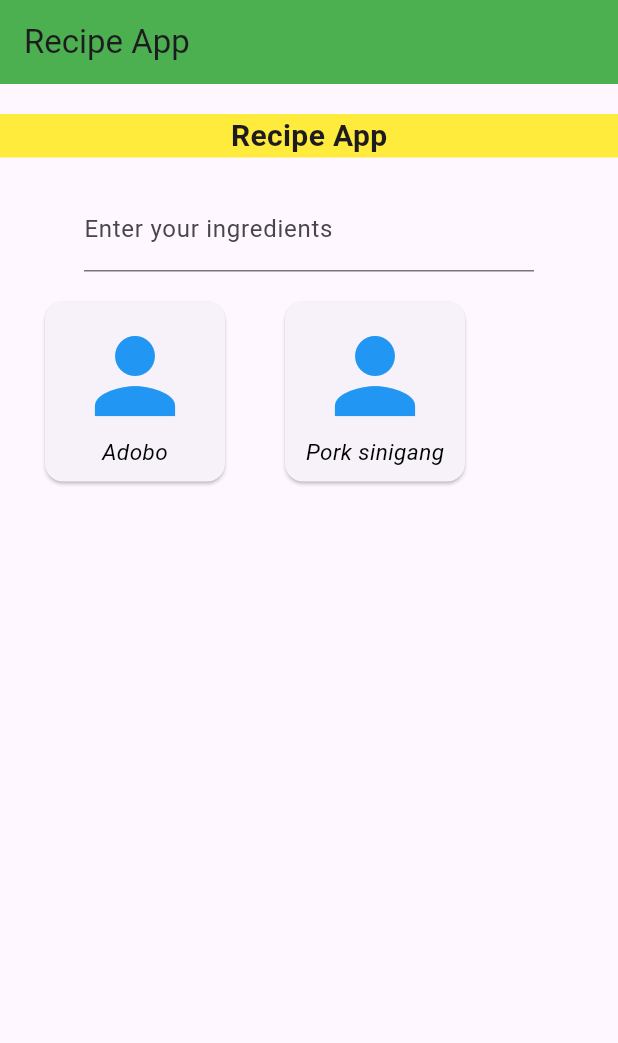
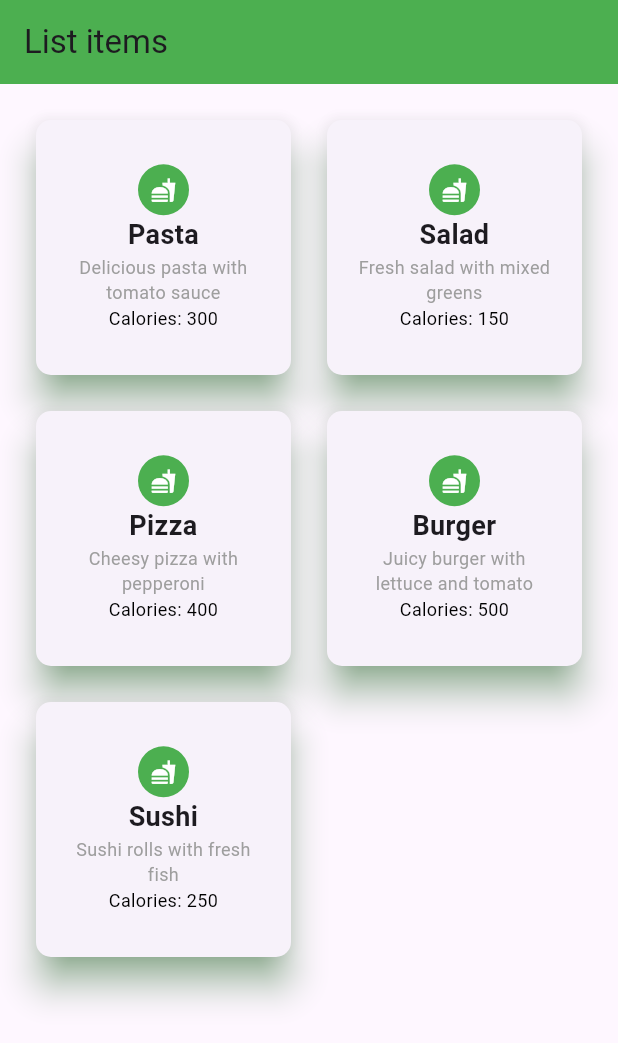
Before and after one commit to Yaksha69/RecipeMobileApp, a Flutter app: the screen it shows after launch, on a phone screen of 412 x 824 dp. Shown: the top 1043 px of the screen. Run offline on Flutter 3.47's test engine with Material 3 defaults, Android fonts, the phone set to English and light mode, and no system bars.

Commit message:
Dynamic List

```diff
--- a/lib/main.dart
+++ b/lib/main.dart
@@ -1,115 +1,13 @@
 import 'package:flutter/material.dart';
+
+
+import 'pages/dashboard.dart';
+import 'pages/list_item.dart';
 
 void main() {
   runApp(
     MaterialApp(
-      home: Profile(),
+      home: ListItem(),
     ),
   );
 }
-
-class Profile extends StatelessWidget {
-  const Profile({super.key});
-
-  @override
-  Widget build(BuildContext context) {
-    return Scaffold(
-      appBar: AppBar(
-        title: Text('Recipe App'),
-        backgroundColor: Colors.green,
-      ),
-      body: Column(
-        children: [
-          Container(
-            color: Colors.yellow,
-            margin: EdgeInsets.only(top: 20, bottom: 20),
-            child: Row(
-              mainAxisAlignment: MainAxisAlignment.center,
-              children: [
-                Text(
-                  'Recipe App',
-                  style: TextStyle(
-                    fontSize: 20,
-                    fontWeight: FontWeight.bold,
-                  ),
-                ),
-              ],
-            ),
-          ),
-          Container(
-            alignment: Alignment.center,
-            width: 300,
-            child: Column(
-              children: [
-                  TextFormField(
-                    decoration: const InputDecoration(
-                      border: UnderlineInputBorder(),
-                      labelText: 'Enter your ingredients',
-                    ),
-                  ),
-              ],
-            ),
-          ),
-          Container(
-            alignment: Alignment.topLeft,
-            margin: EdgeInsets.only(top: 10, left: 20),
-            child: Row(
-              crossAxisAlignment: CrossAxisAlignment.start,
-              children: [
-                Card(
-                  margin: const EdgeInsets.all(10),
-                  child: SizedBox(
-                    width: 120,
-                    height: 120,
-                    child: Column(
-                      mainAxisAlignment: MainAxisAlignment.center,
-                      children: [
-                        Icon(
-                          Icons.person,
-                          size: 80,
-                          color: Colors.blue,
-                        ),
-                        Text(
-                          'Adobo',
-                          style: TextStyle(
-                            fontSize: 15,
-                            fontStyle: FontStyle.italic,
-                            color: Colors.black,
-                          ),
-                        ),
-                      ],
-                    ),
-                  ),
-                ),
-                Card(
-                  margin: const EdgeInsets.fromLTRB(30, 10, 10, 10),
-                  child: SizedBox(
-                    width: 120,
-                    height: 120,
-                    child: Column(
-                      mainAxisAlignment: MainAxisAlignment.center,
-                      children: [
-                        Icon(Icons.person,
-                         size: 80,
-                          color: Colors.blue
-                        ),
-                        Text(
-                          'Pork sinigang',
-                          style: TextStyle(
-                            fontSize: 15,
-                            fontStyle: FontStyle.italic,
-                            color: Colors.black,
-                          ),
-                        ),
-                      ],
-                    ),
-                  ),
-                ),
-              ],
-            ),
-          ),
-        ],
-      ),
-    );
-  }
-}
--- /dev/null
+++ b/lib/pages/dashboard.dart
@@ -0,0 +1,109 @@
+import 'package:flutter/material.dart';
+
+
+
+class Dashboard extends StatelessWidget {
+  const Dashboard({super.key});
+
+  @override
+  Widget build(BuildContext context) {
+    return Scaffold(
+      appBar: AppBar(
+        title: Text('Recipe App'),
+        backgroundColor: Colors.green,
+      ),
+      body: Column(
+        children: [
+          Container(
+            color: Colors.yellow,
+            margin: EdgeInsets.only(top: 20, bottom: 20),
+            child: Row(
+              mainAxisAlignment: MainAxisAlignment.center,
+              children: [
+                Text(
+                  'Recipe App',
+                  style: TextStyle(
+                    fontSize: 20,
+                    fontWeight: FontWeight.bold,
+                  ),
+                ),
+              ],
+            ),
+          ),
+          Container(
+            alignment: Alignment.center,
+            width: 300,
+            child: Column(
+              children: [
+                  TextFormField(
+                    decoration: const InputDecoration(
+                      border: UnderlineInputBorder(),
+                      labelText: 'Enter your ingredients',
+                    ),
+                  ),
+              ],
+            ),
+          ),
+          Container(
+            alignment: Alignment.topLeft,
+            margin: EdgeInsets.only(top: 10, left: 20),
+            child: Row(
+              crossAxisAlignment: CrossAxisAlignment.start,
+              children: [
+                Card(
+                  margin: const EdgeInsets.all(10),
+                  child: SizedBox(
+                    width: 120,
+                    height: 120,
+                    child: Column(
+                      mainAxisAlignment: MainAxisAlignment.center,
+                      children: [
+                        Icon(
+                          Icons.person,
+                          size: 80,
+                          color: Colors.blue,
+                        ),
+                        Text(
+                          'Adobo',
+                          style: TextStyle(
+                            fontSize: 15,
+                            fontStyle: FontStyle.italic,
+                            color: Colors.black,
+                          ),
+                        ),
+                      ],
+                    ),
+                  ),
+                ),
+                Card(
+                  margin: const EdgeInsets.fromLTRB(30, 10, 10, 10),
+                  child: SizedBox(
+                    width: 120,
+                    height: 120,
+                    child: Column(
+                      mainAxisAlignment: MainAxisAlignment.center,
+                      children: [
+                        Icon(Icons.person,
+                         size: 80,
+                          color: Colors.blue
+                        ),
+                        Text(
+                          'Pork sinigang',
+                          style: TextStyle(
+                            fontSize: 15,
+                            fontStyle: FontStyle.italic,
+                            color: Colors.black,
+                          ),
+                        ),
+                      ],
+                    ),
+                  ),
+                ),
+              ],
+            ),
+          ),
+        ],
+      ),
+    );
+  }
+}
--- /dev/null
+++ b/lib/pages/itemcard.dart
@@ -0,0 +1,64 @@
+import 'package:flutter/material.dart';
+
+import 'recipe.dart';
+
+class Itemcard extends StatelessWidget {
+  final Recipe recipe;
+  const Itemcard({
+    super.key
+    , required this.recipe,
+    });
+
+  @override
+  Widget build(BuildContext context) {
+    return Card(
+      elevation: 10.0,
+      shape: RoundedRectangleBorder(
+        borderRadius: BorderRadius.circular(10.0),
+      ),
+      shadowColor: Colors.green,
+      child: Container(
+        padding: const EdgeInsets.all(20.0),
+        child: Column(
+          mainAxisAlignment: MainAxisAlignment.center,
+          mainAxisSize: MainAxisSize.min,
+          crossAxisAlignment: CrossAxisAlignment.center,
+          children: [
+            const CircleAvatar(
+              radius: 17,
+              backgroundColor: Colors.green,
+              child: Icon(
+                Icons.fastfood,
+                color: Colors.white,
+                size: 17,
+              ),
+            ),
+            Text(recipe.name,
+            textAlign: TextAlign.center,
+             style:
+             const TextStyle(
+                fontSize: 18,
+                fontWeight: FontWeight.bold
+              )
+            ),
+            Text(recipe.description,
+              textAlign: TextAlign.center,
+             style:
+             const TextStyle(
+                fontSize: 12,
+                color: Colors.grey
+              )
+            ),
+            Text('Calories: ${recipe.calories}',
+              textAlign: TextAlign.center,
+             style: const TextStyle(
+              fontSize: 12,
+              color: Colors.black,
+              )
+            ),
+          ],
+        ),
+      ),
+    );
+  }
+}
--- /dev/null
+++ b/lib/pages/list_item.dart
@@ -0,0 +1,60 @@
+import 'package:flutter/material.dart';
+import 'package:recipeapp/pages/recipe.dart';
+import 'package:recipeapp/pages/itemcard.dart';
+
+class ListItem extends StatefulWidget {
+  const ListItem({super.key});
+
+  @override
+  State<ListItem> createState() => _ListItemState();
+}
+
+class _ListItemState extends State<ListItem> {
+
+  List<Recipe> recipes = [
+    Recipe(
+      name: 'Pasta',
+      description: 'Delicious pasta with tomato sauce',
+      calories: '300',
+    ),
+    Recipe(
+      name: 'Salad',
+      description: 'Fresh salad with mixed greens',
+      calories: '150',
+    ),
+    Recipe(
+      name: 'Pizza',
+      description: 'Cheesy pizza with pepperoni',
+      calories: '400',
+    ),
+    Recipe(
+      name: 'Burger',
+      description: 'Juicy burger with lettuce and tomato',
+      calories: '500',
+    ),
+    Recipe(
+      name: 'Sushi',
+      description: 'Sushi rolls with fresh fish',
+      calories: '250',
+    ),
+  ];
+
+  @override
+  Widget build(BuildContext context) {
+    return Scaffold(
+      appBar: AppBar(
+        title: Text('List items'),
+        backgroundColor: Colors.green,
+      ),
+      body: Padding(
+        padding: const EdgeInsets.only(top: 20, left: 20, right: 20),
+        child: GridView.count(
+          crossAxisCount: 2, // 2 columns
+          crossAxisSpacing: 16,
+          mainAxisSpacing: 16,
+          children: recipes.map((recipe) => Itemcard(recipe: recipe)).toList(),
+        ),
+      ),
+    );
+  }
+}
--- /dev/null
+++ b/lib/pages/recipe.dart
@@ -0,0 +1,11 @@
+class Recipe {
+  String name;
+  String description;
+  String calories;
+
+Recipe ({
+  required this.name,
+  required this.description,
+  required this.calories,
+});
+}
```
Also changed, not shown: 1 other file.
